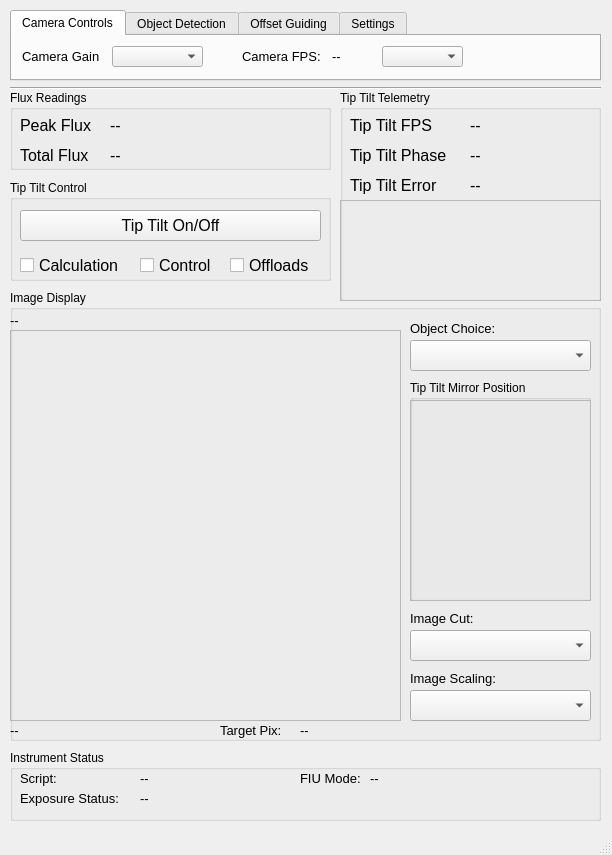
First picture: the form in kpf/TT_GUI/TipTiltGUI.ui, repository KeckObservatory/KPFTranslator, before the edit.
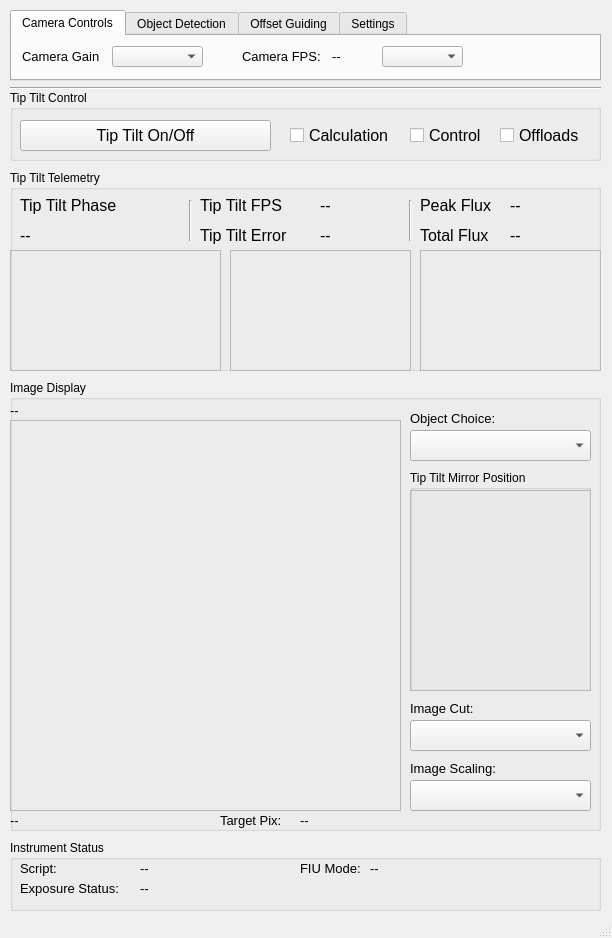
Second picture: the form after the edit.

Diff of the .ui file:
```diff
--- a/kpf/TT_GUI/TipTiltGUI.ui
+++ b/kpf/TT_GUI/TipTiltGUI.ui
@@ -7,7 +7,7 @@
     <x>0</x>
     <y>0</y>
     <width>612</width>
-    <height>855</height>
+    <height>938</height>
    </rect>
   </property>
   <property name="windowTitle">
@@ -18,9 +18,9 @@
     <property name="geometry">
      <rect>
       <x>10</x>
-      <y>180</y>
-      <width>321</width>
-      <height>101</height>
+      <y>90</y>
+      <width>591</width>
+      <height>71</height>
      </rect>
     </property>
     <property name="title">
@@ -31,7 +31,7 @@
       <rect>
        <x>10</x>
        <y>30</y>
-       <width>301</width>
+       <width>251</width>
        <height>31</height>
       </rect>
      </property>
@@ -47,8 +47,8 @@
     <widget class="QCheckBox" name="CalculationCheckBox">
      <property name="geometry">
       <rect>
-       <x>10</x>
-       <y>70</y>
+       <x>280</x>
+       <y>30</y>
        <width>111</width>
        <height>31</height>
       </rect>
@@ -65,8 +65,8 @@
     <widget class="QCheckBox" name="ControlCheckBox">
      <property name="geometry">
       <rect>
-       <x>130</x>
-       <y>70</y>
+       <x>400</x>
+       <y>30</y>
        <width>111</width>
        <height>31</height>
       </rect>
@@ -83,8 +83,8 @@
     <widget class="QCheckBox" name="OffloadCheckBox">
      <property name="geometry">
       <rect>
-       <x>220</x>
-       <y>70</y>
+       <x>490</x>
+       <y>30</y>
        <width>91</width>
        <height>31</height>
       </rect>
@@ -99,96 +99,11 @@
      </property>
     </widget>
    </widget>
-   <widget class="QGroupBox" name="FluxReadingsBox">
-    <property name="geometry">
-     <rect>
-      <x>10</x>
-      <y>90</y>
-      <width>321</width>
-      <height>80</height>
-     </rect>
-    </property>
-    <property name="title">
-     <string>Flux Readings</string>
-    </property>
-    <widget class="QLabel" name="PeakFluxLabel">
-     <property name="geometry">
-      <rect>
-       <x>10</x>
-       <y>20</y>
-       <width>91</width>
-       <height>31</height>
-      </rect>
-     </property>
-     <property name="font">
-      <font>
-       <pointsize>12</pointsize>
-      </font>
-     </property>
-     <property name="text">
-      <string>Peak Flux</string>
-     </property>
-    </widget>
-    <widget class="QLabel" name="TotalFluxLabel">
-     <property name="geometry">
-      <rect>
-       <x>10</x>
-       <y>50</y>
-       <width>91</width>
-       <height>31</height>
-      </rect>
-     </property>
-     <property name="font">
-      <font>
-       <pointsize>12</pointsize>
-      </font>
-     </property>
-     <property name="text">
-      <string>Total Flux</string>
-     </property>
-    </widget>
-    <widget class="QLabel" name="PeakFlux">
-     <property name="geometry">
-      <rect>
-       <x>100</x>
-       <y>20</y>
-       <width>181</width>
-       <height>31</height>
-      </rect>
-     </property>
-     <property name="font">
-      <font>
-       <pointsize>12</pointsize>
-      </font>
-     </property>
-     <property name="text">
-      <string>--</string>
-     </property>
-    </widget>
-    <widget class="QLabel" name="TotalFlux">
-     <property name="geometry">
-      <rect>
-       <x>100</x>
-       <y>50</y>
-       <width>191</width>
-       <height>31</height>
-      </rect>
-     </property>
-     <property name="font">
-      <font>
-       <pointsize>12</pointsize>
-      </font>
-     </property>
-     <property name="text">
-      <string>--</string>
-     </property>
-    </widget>
-   </widget>
    <widget class="QGroupBox" name="ImageDisplayBox">
     <property name="geometry">
      <rect>
       <x>10</x>
-      <y>290</y>
+      <y>380</y>
       <width>591</width>
       <height>451</height>
      </rect>
@@ -867,143 +782,6 @@
      </widget>
     </widget>
    </widget>
-   <widget class="QGroupBox" name="TipTiltTelemetryBox">
-    <property name="geometry">
-     <rect>
-      <x>340</x>
-      <y>90</y>
-      <width>261</width>
-      <height>211</height>
-     </rect>
-    </property>
-    <property name="title">
-     <string>Tip Tilt Telemetry</string>
-    </property>
-    <widget class="QLabel" name="TipTiltPhaseLabel">
-     <property name="geometry">
-      <rect>
-       <x>10</x>
-       <y>50</y>
-       <width>111</width>
-       <height>31</height>
-      </rect>
-     </property>
-     <property name="font">
-      <font>
-       <pointsize>12</pointsize>
-      </font>
-     </property>
-     <property name="text">
-      <string>Tip Tilt Phase</string>
-     </property>
-    </widget>
-    <widget class="QLabel" name="TipTiltFPSLabel">
-     <property name="geometry">
-      <rect>
-       <x>10</x>
-       <y>20</y>
-       <width>111</width>
-       <height>31</height>
-      </rect>
-     </property>
-     <property name="font">
-      <font>
-       <pointsize>12</pointsize>
-      </font>
-     </property>
-     <property name="text">
-      <string>Tip Tilt FPS</string>
-     </property>
-    </widget>
-    <widget class="QLabel" name="TipTiltErrorLabel">
-     <property name="geometry">
-      <rect>
-       <x>10</x>
-       <y>80</y>
-       <width>111</width>
-       <height>31</height>
-      </rect>
-     </property>
-     <property name="font">
-      <font>
-       <pointsize>12</pointsize>
-      </font>
-     </property>
-     <property name="text">
-      <string>Tip Tilt Error</string>
-     </property>
-    </widget>
-    <widget class="QFrame" name="TipTiltErrorPlotFrame">
-     <property name="geometry">
-      <rect>
-       <x>0</x>
-       <y>110</y>
-       <width>261</width>
-       <height>101</height>
-      </rect>
-     </property>
-     <property name="frameShape">
-      <enum>QFrame::StyledPanel</enum>
-     </property>
-     <property name="frameShadow">
-      <enum>QFrame::Raised</enum>
-     </property>
-    </widget>
-    <widget class="QLabel" name="TipTiltFPS">
-     <property name="geometry">
-      <rect>
-       <x>130</x>
-       <y>20</y>
-       <width>111</width>
-       <height>31</height>
-      </rect>
-     </property>
-     <property name="font">
-      <font>
-       <pointsize>12</pointsize>
-      </font>
-     </property>
-     <property name="text">
-      <string>--</string>
-     </property>
-    </widget>
-    <widget class="QLabel" name="TipTiltPhase">
-     <property name="geometry">
-      <rect>
-       <x>130</x>
-       <y>50</y>
-       <width>111</width>
-       <height>31</height>
-      </rect>
-     </property>
-     <property name="font">
-      <font>
-       <pointsize>12</pointsize>
-      </font>
-     </property>
-     <property name="text">
-      <string>--</string>
-     </property>
-    </widget>
-    <widget class="QLabel" name="TipTiltError">
-     <property name="geometry">
-      <rect>
-       <x>130</x>
-       <y>80</y>
-       <width>111</width>
-       <height>31</height>
-      </rect>
-     </property>
-     <property name="font">
-      <font>
-       <pointsize>12</pointsize>
-      </font>
-     </property>
-     <property name="text">
-      <string>--</string>
-     </property>
-    </widget>
-   </widget>
    <widget class="Line" name="line">
     <property name="geometry">
      <rect>
@@ -1021,7 +799,7 @@
     <property name="geometry">
      <rect>
       <x>10</x>
-      <y>750</y>
+      <y>840</y>
       <width>591</width>
       <height>71</height>
      </rect>
@@ -1138,6 +916,273 @@
      </property>
     </widget>
    </widget>
+   <widget class="QGroupBox" name="TipTiltTelemetryBox">
+    <property name="geometry">
+     <rect>
+      <x>10</x>
+      <y>170</y>
+      <width>591</width>
+      <height>201</height>
+     </rect>
+    </property>
+    <property name="title">
+     <string>Tip Tilt Telemetry</string>
+    </property>
+    <widget class="QLabel" name="TipTiltPhaseLabel">
+     <property name="geometry">
+      <rect>
+       <x>10</x>
+       <y>20</y>
+       <width>111</width>
+       <height>31</height>
+      </rect>
+     </property>
+     <property name="font">
+      <font>
+       <pointsize>12</pointsize>
+      </font>
+     </property>
+     <property name="text">
+      <string>Tip Tilt Phase</string>
+     </property>
+    </widget>
+    <widget class="QLabel" name="TipTiltFPSLabel">
+     <property name="geometry">
+      <rect>
+       <x>190</x>
+       <y>20</y>
+       <width>111</width>
+       <height>31</height>
+      </rect>
+     </property>
+     <property name="font">
+      <font>
+       <pointsize>12</pointsize>
+      </font>
+     </property>
+     <property name="text">
+      <string>Tip Tilt FPS</string>
+     </property>
+    </widget>
+    <widget class="QLabel" name="TipTiltErrorLabel">
+     <property name="geometry">
+      <rect>
+       <x>190</x>
+       <y>50</y>
+       <width>111</width>
+       <height>31</height>
+      </rect>
+     </property>
+     <property name="font">
+      <font>
+       <pointsize>12</pointsize>
+      </font>
+     </property>
+     <property name="text">
+      <string>Tip Tilt Error</string>
+     </property>
+    </widget>
+    <widget class="QFrame" name="TipTiltErrorPlotFrame">
+     <property name="geometry">
+      <rect>
+       <x>0</x>
+       <y>80</y>
+       <width>211</width>
+       <height>121</height>
+      </rect>
+     </property>
+     <property name="frameShape">
+      <enum>QFrame::StyledPanel</enum>
+     </property>
+     <property name="frameShadow">
+      <enum>QFrame::Raised</enum>
+     </property>
+    </widget>
+    <widget class="QLabel" name="TipTiltFPS">
+     <property name="geometry">
+      <rect>
+       <x>310</x>
+       <y>20</y>
+       <width>81</width>
+       <height>31</height>
+      </rect>
+     </property>
+     <property name="font">
+      <font>
+       <pointsize>12</pointsize>
+      </font>
+     </property>
+     <property name="text">
+      <string>--</string>
+     </property>
+    </widget>
+    <widget class="QLabel" name="TipTiltPhase">
+     <property name="geometry">
+      <rect>
+       <x>10</x>
+       <y>50</y>
+       <width>161</width>
+       <height>31</height>
+      </rect>
+     </property>
+     <property name="font">
+      <font>
+       <pointsize>12</pointsize>
+      </font>
+     </property>
+     <property name="text">
+      <string>--</string>
+     </property>
+    </widget>
+    <widget class="QLabel" name="TipTiltError">
+     <property name="geometry">
+      <rect>
+       <x>310</x>
+       <y>50</y>
+       <width>81</width>
+       <height>31</height>
+      </rect>
+     </property>
+     <property name="font">
+      <font>
+       <pointsize>12</pointsize>
+      </font>
+     </property>
+     <property name="text">
+      <string>--</string>
+     </property>
+    </widget>
+    <widget class="QLabel" name="TotalFlux">
+     <property name="geometry">
+      <rect>
+       <x>500</x>
+       <y>50</y>
+       <width>91</width>
+       <height>31</height>
+      </rect>
+     </property>
+     <property name="font">
+      <font>
+       <pointsize>12</pointsize>
+      </font>
+     </property>
+     <property name="text">
+      <string>--</string>
+     </property>
+    </widget>
+    <widget class="QLabel" name="PeakFluxLabel">
+     <property name="geometry">
+      <rect>
+       <x>410</x>
+       <y>20</y>
+       <width>91</width>
+       <height>31</height>
+      </rect>
+     </property>
+     <property name="font">
+      <font>
+       <pointsize>12</pointsize>
+      </font>
+     </property>
+     <property name="text">
+      <string>Peak Flux</string>
+     </property>
+    </widget>
+    <widget class="QLabel" name="PeakFlux">
+     <property name="geometry">
+      <rect>
+       <x>500</x>
+       <y>20</y>
+       <width>91</width>
+       <height>31</height>
+      </rect>
+     </property>
+     <property name="font">
+      <font>
+       <pointsize>12</pointsize>
+      </font>
+     </property>
+     <property name="text">
+      <string>--</string>
+     </property>
+    </widget>
+    <widget class="QLabel" name="TotalFluxLabel">
+     <property name="geometry">
+      <rect>
+       <x>410</x>
+       <y>50</y>
+       <width>91</width>
+       <height>31</height>
+      </rect>
+     </property>
+     <property name="font">
+      <font>
+       <pointsize>12</pointsize>
+      </font>
+     </property>
+     <property name="text">
+      <string>Total Flux</string>
+     </property>
+    </widget>
+    <widget class="QFrame" name="FluxPlotFrame">
+     <property name="geometry">
+      <rect>
+       <x>220</x>
+       <y>80</y>
+       <width>181</width>
+       <height>121</height>
+      </rect>
+     </property>
+     <property name="frameShape">
+      <enum>QFrame::StyledPanel</enum>
+     </property>
+     <property name="frameShadow">
+      <enum>QFrame::Raised</enum>
+     </property>
+    </widget>
+    <widget class="Line" name="line_2">
+     <property name="geometry">
+      <rect>
+       <x>170</x>
+       <y>30</y>
+       <width>20</width>
+       <height>41</height>
+      </rect>
+     </property>
+     <property name="orientation">
+      <enum>Qt::Vertical</enum>
+     </property>
+    </widget>
+    <widget class="Line" name="line_3">
+     <property name="geometry">
+      <rect>
+       <x>390</x>
+       <y>30</y>
+       <width>20</width>
+       <height>41</height>
+      </rect>
+     </property>
+     <property name="orientation">
+      <enum>Qt::Vertical</enum>
+     </property>
+    </widget>
+    <widget class="QFrame" name="FWHMPlotFrame">
+     <property name="geometry">
+      <rect>
+       <x>410</x>
+       <y>80</y>
+       <width>181</width>
+       <height>121</height>
+      </rect>
+     </property>
+     <property name="frameShape">
+      <enum>QFrame::StyledPanel</enum>
+     </property>
+     <property name="frameShadow">
+      <enum>QFrame::Raised</enum>
+     </property>
+    </widget>
+   </widget>
   </widget>
   <widget class="QStatusBar" name="statusbar"/>
  </widget>
```
